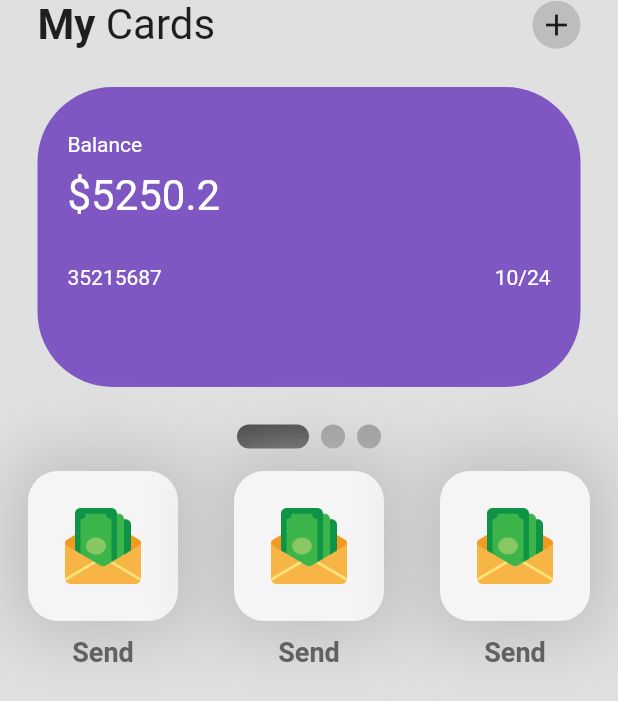
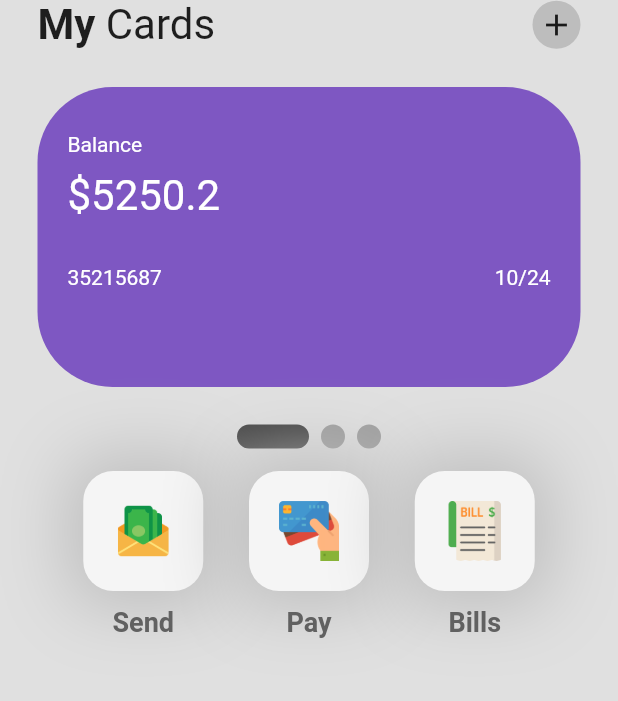
Before and after one commit to Awaizkazi/wallet_app, a Flutter app: the screen it shows after launch, on a phone screen of 412 x 824 dp. Shown: the top 701 px of the screen. Run offline on Flutter 3.47's test engine with Material 2 defaults, Android fonts, the phone set to English and light mode, and no system bars; drawn by our look-alikes of smooth_page_indicator.

```diff
--- a/lib/pages/home_page.dart
+++ b/lib/pages/home_page.dart
@@ -100,19 +100,21 @@ class _HomePageState extends State<HomePage> {
             SizedBox(
               height: 15,
             ),
-            Row(
-              mainAxisAlignment: MainAxisAlignment.spaceAround,
+            Padding(
+              padding: const EdgeInsets.symmetric(horizontal: 25.0),
+              child: Row(
+                mainAxisAlignment: MainAxisAlignment.spaceEvenly,
                 children: [
                   MyButton(
                       buttonText: 'Send',
                       iconImagePath: 'lib/icons/send-money.png'),
                   MyButton(
-                    buttonText: 'Send',
-                    iconImagePath: 'lib/icons/send-money.png'),
+                      buttonText: 'Pay',
+                      iconImagePath: 'lib/icons/debit-card.png'),
                   MyButton(
-                    buttonText: 'Send',
-                    iconImagePath: 'lib/icons/send-money.png'),
+                      buttonText: 'Bills', iconImagePath: 'lib/icons/bill.png'),
                 ],
+              ),
             ),
 // Pay button
 
--- a/lib/util/my_button.dart
+++ b/lib/util/my_button.dart
@@ -15,7 +15,7 @@ class MyButton extends StatelessWidget {
     return Column(
       children: [
         Container(
-          height: 100,
+          height: 80,
           padding: EdgeInsets.all(20),
           decoration: BoxDecoration(
             color: Colors.grey[100],
```
Lines whose indentation alone changed are shown as unchanged.
